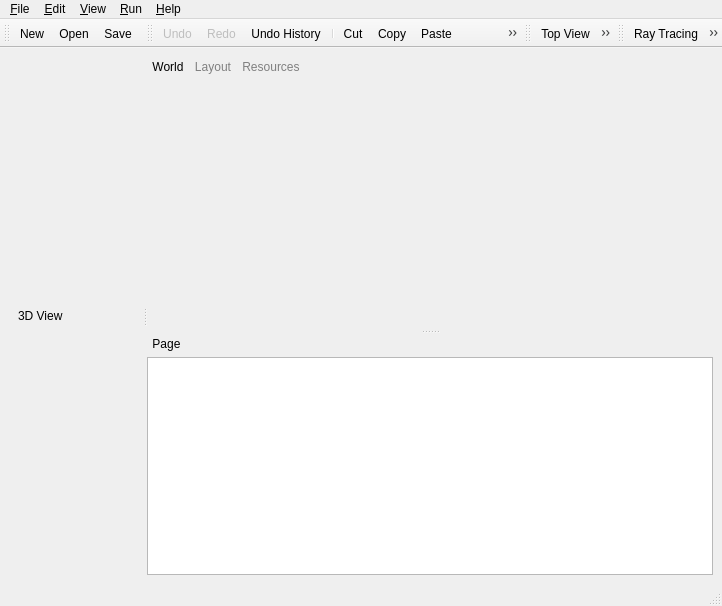
This is source/application/main/MainWindow.ui in CST-Modelling-Tools/TonatiuhPP as Qt 5 draws it before an edit. The edited form follows.
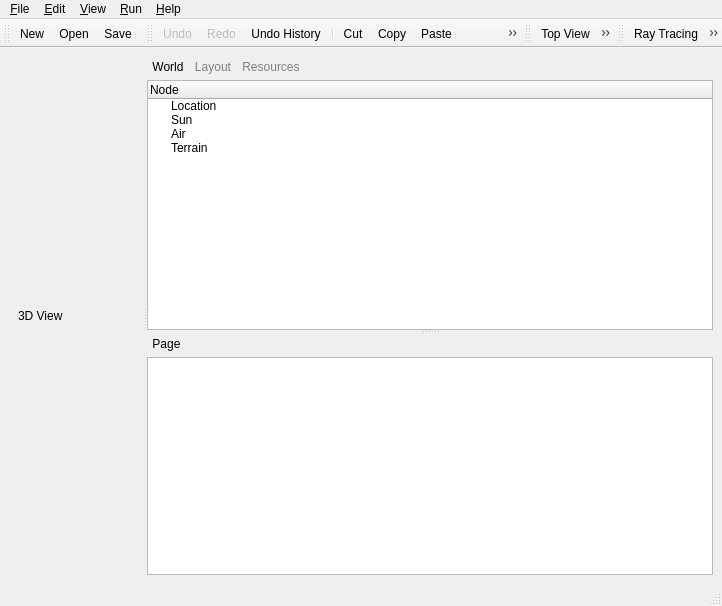
This is the edited form. The open tabs and pages were chosen to show the change. Icons and pictures are not drawn. Custom widgets are drawn as their Qt base class.

What changed in the file:
```diff
--- a/source/application/main/MainWindow.ui
+++ b/source/application/main/MainWindow.ui
@@ -66,6 +66,12 @@
         <enum>Qt::Vertical</enum>
        </property>
        <widget class="QTabWidget" name="tabWidget">
+        <property name="font">
+         <font>
+          <family>Segoe UI</family>
+          <pointsize>9</pointsize>
+         </font>
+        </property>
         <property name="currentIndex">
          <number>1</number>
         </property>
@@ -73,6 +79,65 @@
          <attribute name="title">
           <string>World</string>
          </attribute>
+         <layout class="QVBoxLayout" name="verticalLayout_2">
+          <property name="leftMargin">
+           <number>0</number>
+          </property>
+          <property name="topMargin">
+           <number>0</number>
+          </property>
+          <property name="rightMargin">
+           <number>0</number>
+          </property>
+          <property name="bottomMargin">
+           <number>0</number>
+          </property>
+          <item>
+           <widget class="QTreeWidget" name="treeWorldWidget">
+            <column>
+             <property name="text">
+              <string>Node</string>
+             </property>
+            </column>
+            <item>
+             <property name="text">
+              <string>Location</string>
+             </property>
+             <property name="icon">
+              <iconset resource="../resources.qrc">
+               <normaloff>:/images/scene/nodeLocation.png</normaloff>:/images/scene/nodeLocation.png</iconset>
+             </property>
+            </item>
+            <item>
+             <property name="text">
+              <string>Sun</string>
+             </property>
+             <property name="icon">
+              <iconset resource="../resources.qrc">
+               <normaloff>:/images/scene/nodeSun.png</normaloff>:/images/scene/nodeSun.png</iconset>
+             </property>
+            </item>
+            <item>
+             <property name="text">
+              <string>Air</string>
+             </property>
+             <property name="icon">
+              <iconset resource="../resources.qrc">
+               <normaloff>:/images/scene/nodeAir.png</normaloff>:/images/scene/nodeAir.png</iconset>
+             </property>
+            </item>
+            <item>
+             <property name="text">
+              <string>Terrain</string>
+             </property>
+             <property name="icon">
+              <iconset resource="../resources.qrc">
+               <normaloff>:/images/scene/nodeTerrain.png</normaloff>:/images/scene/nodeTerrain.png</iconset>
+             </property>
+            </item>
+           </widget>
+          </item>
+         </layout>
         </widget>
         <widget class="QWidget" name="tabLayout">
          <attribute name="title">
```
Left out of the diff: 8 changed lines with no effect on the pictures.
